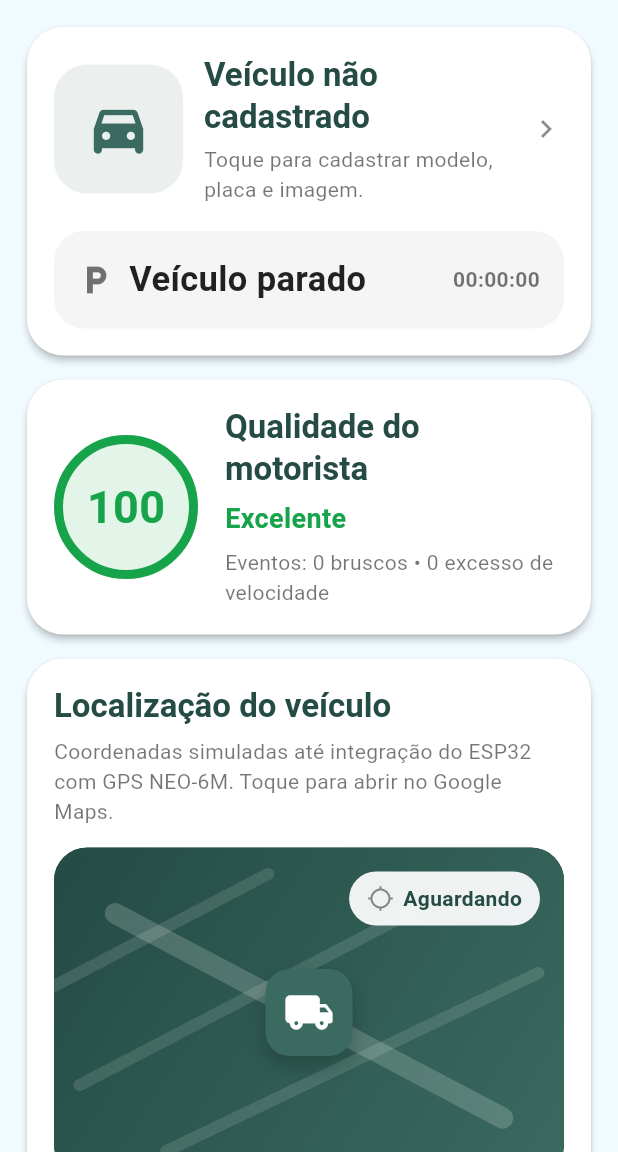
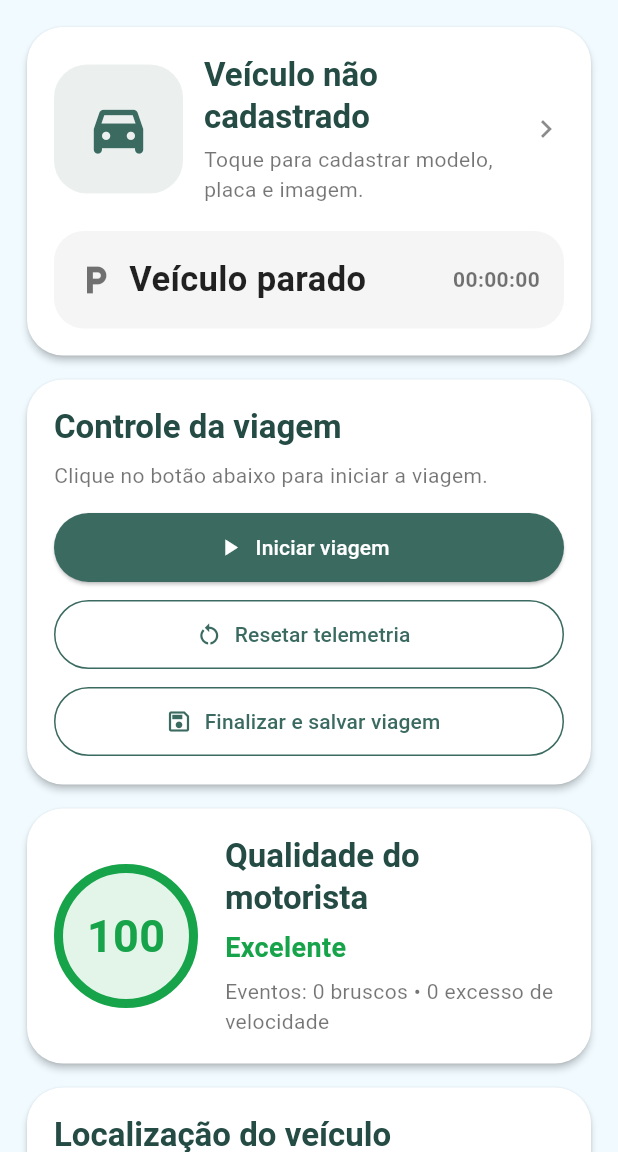
Before and after one commit to CauaCarvalhoo/safecar-app, a Flutter app: the HomePage screen opened by its route, on a phone screen of 412 x 824 dp, the part 84-1236 px from its top. Run offline on Flutter 3.47's test engine with Material 3 defaults, Android fonts, the phone set to English and light mode, and no system bars; our stand-ins replace cloud_firestore, firebase_auth, firebase_core, fl_chart, image_picker; accounts and stored records are empty.

Commit message:
Mudando os botoes

```diff
--- a/lib/screens/home_page.dart
+++ b/lib/screens/home_page.dart
@@ -995,11 +995,9 @@ class _HomePageState extends State<HomePage> {
         _savingTrip = false;
       });
 
-      ScaffoldMessenger.of(context).showSnackBar(
-        SnackBar(
-        content: Text('Erro ao salvar viagem: $error'),
-        ),
-      );
+      ScaffoldMessenger.of(
+        context,
+      ).showSnackBar(SnackBar(content: Text('Erro ao salvar viagem: $error')));
     }
   }
 
@@ -1045,13 +1043,13 @@ class _HomePageState extends State<HomePage> {
           children: [
             _buildVehicleHeroCard(),
             const SizedBox(height: 16),
+            _buildTripControls(),
+            const SizedBox(height: 16),
             _buildDriverScoreCard(),
             const SizedBox(height: 16),
             _buildMapCard(),
             const SizedBox(height: 16),
             _buildMetricGrid(),
-            const SizedBox(height: 16),
-            _buildTripControls(),
             const SizedBox(height: 16),
             _buildSpeedChart(),
             const SizedBox(height: 16),
@@ -1460,7 +1458,7 @@ class _HomePageState extends State<HomePage> {
             ),
             const SizedBox(height: 8),
             const Text(
-              'Modo simulado até a conexão real com ELM327 e GPS.',
+              'Clique no botão abaixo para iniciar a viagem.',
               style: TextStyle(color: Colors.black54),
             ),
             const SizedBox(height: 14),
@@ -1471,7 +1469,7 @@ class _HomePageState extends State<HomePage> {
                     _tripActive ? _pauseTripSimulation : _startTripSimulation,
                 icon: Icon(_tripActive ? Icons.pause : Icons.play_arrow),
                 label: Text(
-                  _tripActive ? 'Pausar viagem' : 'Iniciar viagem simulada',
+                  _tripActive ? 'Pausar viagem' : 'Iniciar viagem',
                 ),
               ),
             ),
@@ -1504,28 +1502,28 @@ class _HomePageState extends State<HomePage> {
                 ),
               ),
             ),
-            const SizedBox(height: 10),
-            SizedBox(
-              width: double.infinity,
-              child: OutlinedButton.icon(
-                onPressed:
-                    _gpsLoading
-                        ? null
-                        : _gpsEsp32Connected
-                        ? _disconnectGpsEsp32
-                        : _connectGpsEsp32,
-                icon: Icon(
-                  _gpsEsp32Connected ? Icons.gps_off : Icons.gps_fixed,
-                ),
-                label: Text(
-                  _gpsLoading
-                      ? 'Conectando GPS...'
-                      : _gpsEsp32Connected
-                      ? 'Desconectar GPS ESP32'
-                      : 'Conectar GPS ESP32',
-                ),
-              ),
-            ),
+            // const SizedBox(height: 10),
+            // SizedBox(
+            //   width: double.infinity,
+            //   child: OutlinedButton.icon(
+            //     onPressed:
+            //         _gpsLoading
+            //             ? null
+            //             : _gpsEsp32Connected
+            //             ? _disconnectGpsEsp32
+            //             : _connectGpsEsp32,
+            //     icon: Icon(
+            //       _gpsEsp32Connected ? Icons.gps_off : Icons.gps_fixed,
+            //     ),
+            //     label: Text(
+            //       _gpsLoading
+            //           ? 'Conectando GPS...'
+            //           : _gpsEsp32Connected
+            //           ? 'Desconectar GPS ESP32'
+            //           : 'Conectar GPS ESP32',
+            //     ),
+            //   ),
+            // ),
           ],
         ),
       ),
```
